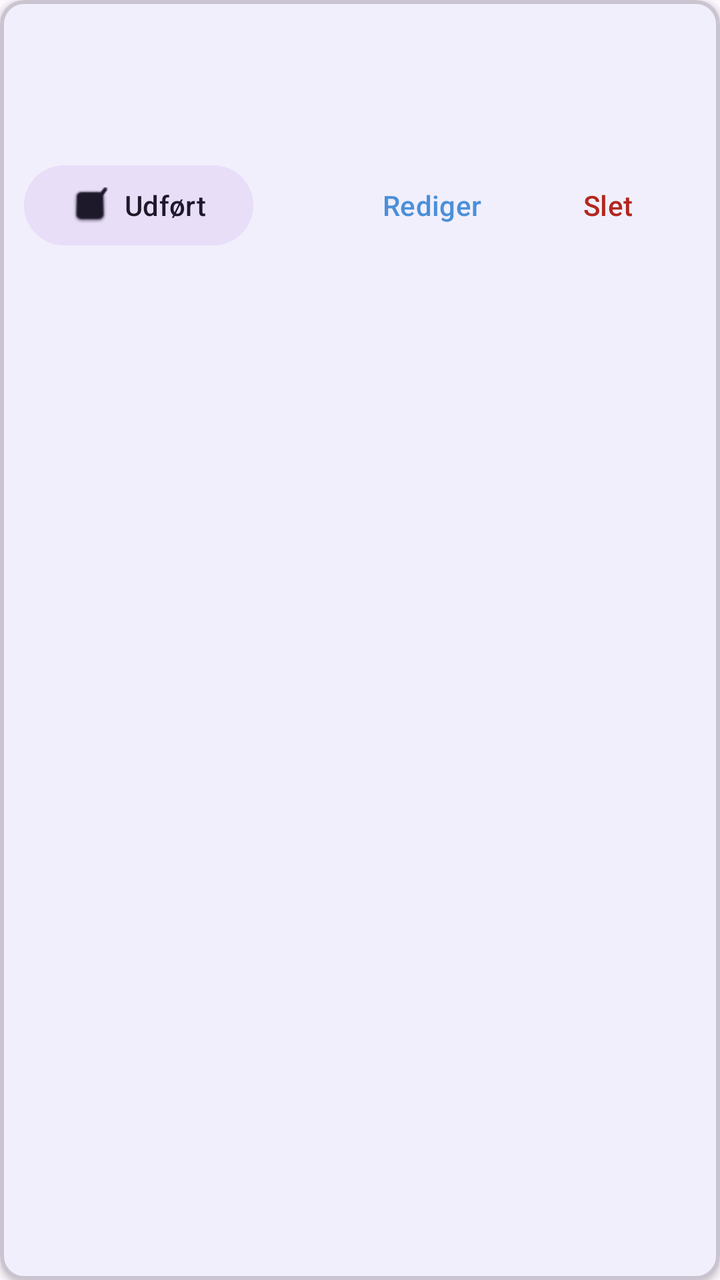
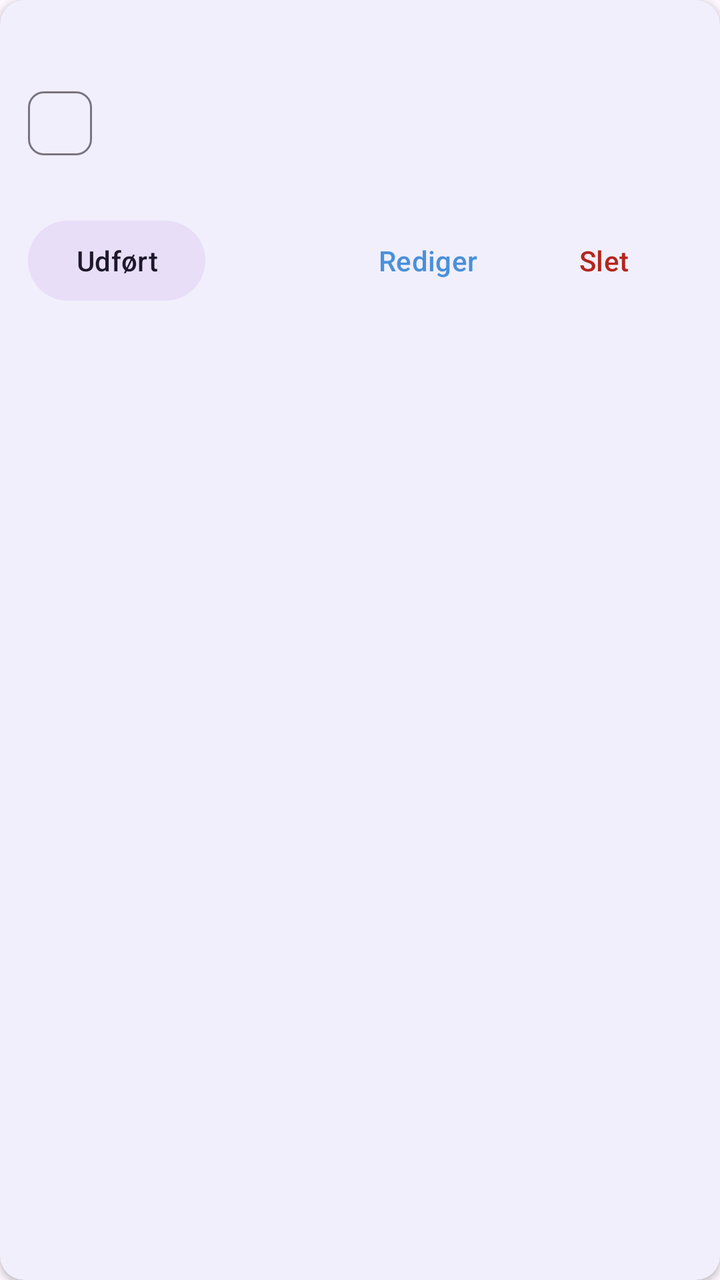

Screens rendered from an Android XML layout before and after an edit, with the pre-edit source and the edit as a unified diff.
<!-- AndroidManifest.xml: application theme Theme.HomeOwner -->
<!-- res/layout/item_chore.xml -->
<?xml version="1.0" encoding="utf-8"?>
<com.google.android.material.card.MaterialCardView
    xmlns:android="http://schemas.android.com/apk/res/android"
    xmlns:app="http://schemas.android.com/apk/res-auto"
    android:id="@+id/cardView"
    android:layout_width="match_parent"
    android:layout_height="wrap_content"
    android:layout_marginHorizontal="12dp"
    android:layout_marginVertical="6dp"
    app:cardElevation="2dp"
    app:strokeWidth="2dp">

    <androidx.constraintlayout.widget.ConstraintLayout
        android:layout_width="match_parent"
        android:layout_height="wrap_content"
        android:padding="12dp">

        <TextView
            android:id="@+id/textChoreName"
            android:layout_width="0dp"
            android:layout_height="wrap_content"
            android:textAppearance="?attr/textAppearanceTitleMedium"
            app:layout_constraintEnd_toStartOf="@id/textDueDate"
            app:layout_constraintStart_toStartOf="parent"
            app:layout_constraintTop_toTopOf="parent" />

        <TextView
            android:id="@+id/textDueDate"
            android:layout_width="wrap_content"
            android:layout_height="wrap_content"
            android:textAppearance="?attr/textAppearanceLabelSmall"
            android:textColor="?attr/colorPrimary"
            app:layout_constraintEnd_toEndOf="parent"
            app:layout_constraintTop_toTopOf="parent" />

        <TextView
            android:id="@+id/textDescription"
            android:layout_width="0dp"
            android:layout_height="wrap_content"
            android:layout_marginTop="2dp"
            android:textAppearance="?attr/textAppearanceBodySmall"
            android:textColor="?attr/colorOnSurfaceVariant"
            app:layout_constraintEnd_toEndOf="parent"
            app:layout_constraintStart_toStartOf="parent"
            app:layout_constraintTop_toBottomOf="@id/textChoreName" />

        <TextView
            android:id="@+id/textRecurrence"
            android:layout_width="0dp"
            android:layout_height="wrap_content"
            android:layout_marginTop="4dp"
            android:textAppearance="?attr/textAppearanceLabelSmall"
            android:textColor="?attr/colorSecondary"
            app:layout_constraintEnd_toEndOf="parent"
            app:layout_constraintStart_toStartOf="parent"
            app:layout_constraintTop_toBottomOf="@id/textDescription" />

        <com.google.android.material.button.MaterialButton
            android:id="@+id/buttonDone"
            style="@style/Widget.Material3.Button.TonalButton"
            android:layout_width="wrap_content"
            android:layout_height="wrap_content"
            android:layout_marginTop="8dp"
            android:text="Udført"
            app:icon="@android:drawable/checkbox_on_background"
            app:layout_constraintStart_toStartOf="parent"
            app:layout_constraintTop_toBottomOf="@id/textRecurrence" />

        <com.google.android.material.button.MaterialButton
            android:id="@+id/buttonEdit"
            style="@style/Widget.Material3.Button.TextButton"
            android:layout_width="wrap_content"
            android:layout_height="wrap_content"
            android:layout_marginTop="8dp"
            android:text="Rediger"
            app:layout_constraintEnd_toStartOf="@id/buttonDelete"
            app:layout_constraintTop_toBottomOf="@id/textRecurrence" />

        <com.google.android.material.button.MaterialButton
            android:id="@+id/buttonDelete"
            style="@style/Widget.Material3.Button.TextButton"
            android:layout_width="wrap_content"
            android:layout_height="wrap_content"
            android:layout_marginTop="8dp"
            android:text="Slet"
            android:textColor="?attr/colorError"
            app:layout_constraintEnd_toEndOf="parent"
            app:layout_constraintTop_toBottomOf="@id/textRecurrence" />

        <androidx.constraintlayout.widget.Barrier
            android:id="@+id/barrierBottom"
            android:layout_width="wrap_content"
            android:layout_height="wrap_content"
            app:barrierDirection="bottom"
            app:constraint_referenced_ids="buttonDone,buttonEdit,buttonDelete" />

    </androidx.constraintlayout.widget.ConstraintLayout>
</com.google.android.material.card.MaterialCardView>
<!-- resources referenced by this layout -->
<resources>
  <style name="Theme.HomeOwner" parent="Theme.Material3.DayNight.NoActionBar">
          <item name="colorPrimary">@color/seed</item>
      </style>
  <color name="seed">#4A90D9</color>
</resources>

<!-- the commit's change to res/layout/item_chore.xml (unified diff, before → after) -->
@@ -8,91 +8,99 @@
     android:layout_marginHorizontal="12dp"
     android:layout_marginVertical="6dp"
     app:cardElevation="2dp"
-    app:strokeWidth="2dp">
+    app:strokeWidth="0dp">
 
-    <androidx.constraintlayout.widget.ConstraintLayout
+    <LinearLayout
         android:layout_width="match_parent"
         android:layout_height="wrap_content"
-        android:padding="12dp">
+        android:orientation="vertical"
+        android:padding="14dp">
 
+        
         <TextView
             android:id="@+id/textChoreName"
-            android:layout_width="0dp"
+            android:layout_width="match_parent"
             android:layout_height="wrap_content"
-            android:textAppearance="?attr/textAppearanceTitleMedium"
-            app:layout_constraintEnd_toStartOf="@id/textDueDate"
-            app:layout_constraintStart_toStartOf="parent"
-            app:layout_constraintTop_toTopOf="parent" />
+            android:textAppearance="?attr/textAppearanceTitleMedium" />
 
-        <TextView
-            android:id="@+id/textDueDate"
-            android:layout_width="wrap_content"
-            android:layout_height="wrap_content"
-            android:textAppearance="?attr/textAppearanceLabelSmall"
-            android:textColor="?attr/colorPrimary"
-            app:layout_constraintEnd_toEndOf="parent"
-            app:layout_constraintTop_toTopOf="parent" />
-
+        
         <TextView
             android:id="@+id/textDescription"
-            android:layout_width="0dp"
+            android:layout_width="match_parent"
             android:layout_height="wrap_content"
             android:layout_marginTop="2dp"
             android:textAppearance="?attr/textAppearanceBodySmall"
             android:textColor="?attr/colorOnSurfaceVariant"
-            app:layout_constraintEnd_toEndOf="parent"
-            app:layout_constraintStart_toStartOf="parent"
-            app:layout_constraintTop_toBottomOf="@id/textChoreName" />
+            android:visibility="gone" />
 
-        <TextView
-            android:id="@+id/textRecurrence"
-            android:layout_width="0dp"
-            android:layout_height="wrap_content"
-            android:layout_marginTop="4dp"
-            android:textAppearance="?attr/textAppearanceLabelSmall"
-            android:textColor="?attr/colorSecondary"
-            app:layout_constraintEnd_toEndOf="parent"
-            app:layout_constraintStart_toStartOf="parent"
-            app:layout_constraintTop_toBottomOf="@id/textDescription" />
-
-        <com.google.android.material.button.MaterialButton
-            android:id="@+id/buttonDone"
-            style="@style/Widget.Material3.Button.TonalButton"
+        
+        <com.google.android.material.chip.Chip
+            android:id="@+id/chipNextDue"
             android:layout_width="wrap_content"
             android:layout_height="wrap_content"
-            android:layout_marginTop="8dp"
-            android:text="Udført"
-            app:icon="@android:drawable/checkbox_on_background"
-            app:layout_constraintStart_toStartOf="parent"
-            app:layout_constraintTop_toBottomOf="@id/textRecurrence" />
+            android:layout_marginTop="10dp"
+            android:textColor="@android:color/white"
+            android:textSize="13sp"
+            app:chipIconVisible="false"
+            app:ensureMinTouchTargetSize="false" />
 
-        <com.google.android.material.button.MaterialButton
-            android:id="@+id/buttonEdit"
-            style="@style/Widget.Material3.Button.TextButton"
-            android:layout_width="wrap_content"
+        
+        <LinearLayout
+            android:layout_width="match_parent"
+            android:layout_height="wrap_content"
+            android:layout_marginTop="6dp"
+            android:orientation="horizontal">
+
+            <TextView
+                android:id="@+id/textInterval"
+                android:layout_width="0dp"
+                android:layout_height="wrap_content"
+                android:layout_weight="1"
+                android:textAppearance="?attr/textAppearanceLabelSmall"
+                android:textColor="?attr/colorSecondary" />
+
+            <TextView
+                android:id="@+id/textLastCompleted"
+                android:layout_width="wrap_content"
+                android:layout_height="wrap_content"
+                android:textAppearance="?attr/textAppearanceLabelSmall"
+                android:textColor="?attr/colorOnSurfaceVariant" />
+        </LinearLayout>
+
+        
+        <LinearLayout
+            android:layout_width="match_parent"
             android:layout_height="wrap_content"
             android:layout_marginTop="8dp"
-            android:text="Rediger"
-            app:layout_constraintEnd_toStartOf="@id/buttonDelete"
-            app:layout_constraintTop_toBottomOf="@id/textRecurrence" />
+            android:orientation="horizontal">
 
-        <com.google.android.material.button.MaterialButton
-            android:id="@+id/buttonDelete"
-            style="@style/Widget.Material3.Button.TextButton"
-            android:layout_width="wrap_content"
-            android:layout_height="wrap_content"
-            android:layout_marginTop="8dp"
-            android:text="Slet"
-            android:textColor="?attr/colorError"
-            app:layout_constraintEnd_toEndOf="parent"
-            app:layout_constraintTop_toBottomOf="@id/textRecurrence" />
+            <com.google.android.material.button.MaterialButton
+                android:id="@+id/buttonDone"
+                style="@style/Widget.Material3.Button.TonalButton"
+                android:layout_width="wrap_content"
+                android:layout_height="wrap_content"
+                android:text="Udført" />
 
-        <androidx.constraintlayout.widget.Barrier
-            android:id="@+id/barrierBottom"
-            android:layout_width="wrap_content"
-            android:layout_height="wrap_content"
-            app:barrierDirection="bottom"
-            app:constraint_referenced_ids="buttonDone,buttonEdit,buttonDelete" />
+            <android.widget.Space
+                android:layout_width="0dp"
+                android:layout_height="1dp"
+                android:layout_weight="1" />
 
-    </androidx.constraintlayout.widget.ConstraintLayout>
+            <com.google.android.material.button.MaterialButton
+                android:id="@+id/buttonEdit"
+                style="@style/Widget.Material3.Button.TextButton"
+                android:layout_width="wrap_content"
+                android:layout_height="wrap_content"
+                android:text="Rediger" />
+
+            <com.google.android.material.button.MaterialButton
+                android:id="@+id/buttonDelete"
+                style="@style/Widget.Material3.Button.TextButton"
+                android:layout_width="wrap_content"
+                android:layout_height="wrap_content"
+                android:text="Slet"
+                android:textColor="?attr/colorError" />
+        </LinearLayout>
+
+    </LinearLayout>
 </com.google.android.material.card.MaterialCardView>
